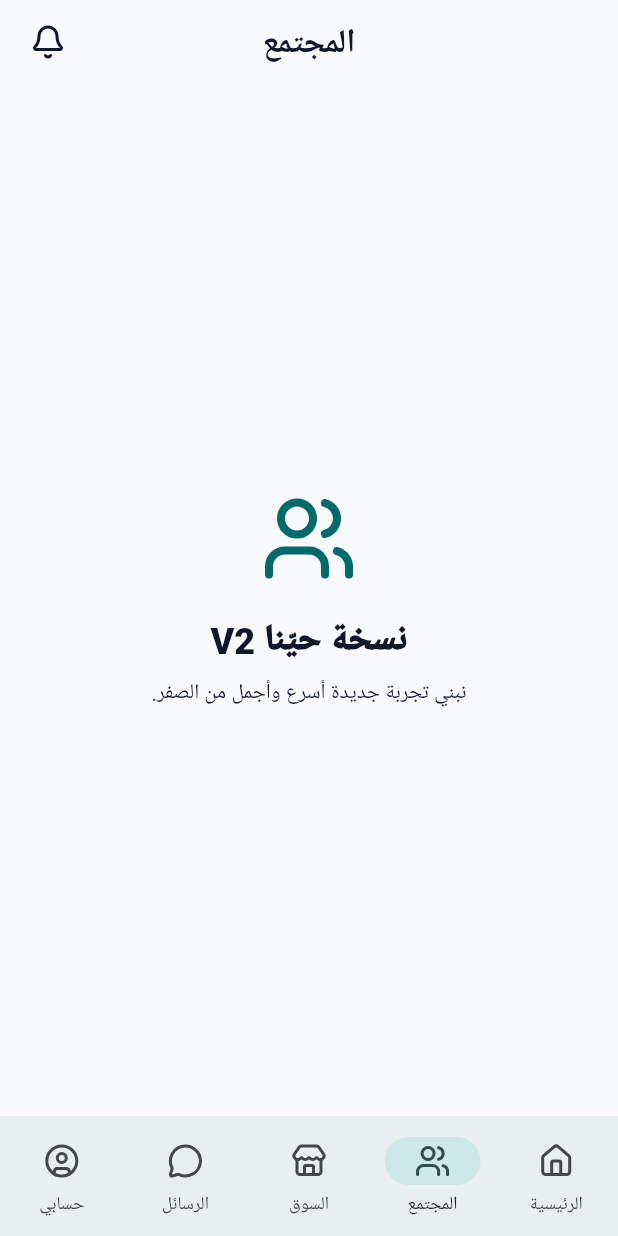
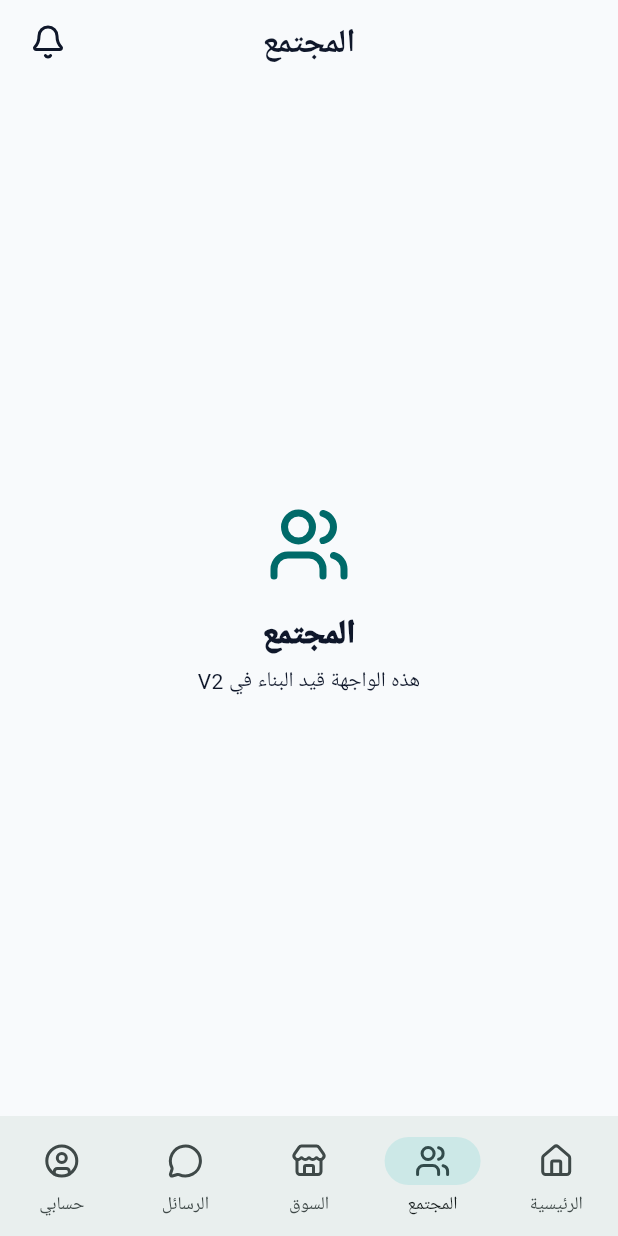
Before and after one commit to youef/hayyina_flutter_v2, a Flutter app: the screen it shows after launch, item 2 of the bottom bar chosen, on a phone screen of 412 x 824 dp. Run offline on Flutter 3.47's test engine with Material 3 defaults, Android fonts, the phone set to English and light mode, and no system bars; our stand-ins replace flutter_riverpod, go_router, google_fonts, lucide_icons, supabase_flutter; accounts and stored records are empty; Roboto replaces fonts that are missing (Tajawal).

Commit message:
feat: connect V2 shell to new home

```diff
--- a/lib/features/shell/presentation/shell_page.dart
+++ b/lib/features/shell/presentation/shell_page.dart
@@ -1,5 +1,6 @@
 import 'package:flutter/material.dart';
 import 'package:lucide_icons/lucide_icons.dart';
+import '../../home/presentation/home_page.dart';
 
 class ShellPage extends StatefulWidget {
   const ShellPage({super.key});
@@ -22,6 +23,13 @@ class _ShellPageState extends State<ShellPage> {
   @override
   Widget build(BuildContext context) {
     final current = pages[index];
+    final bodies = [
+      const HomePage(),
+      const _PlaceholderPage(title: 'المجتمع', icon: LucideIcons.users),
+      const _PlaceholderPage(title: 'السوق', icon: LucideIcons.store),
+      const _PlaceholderPage(title: 'الرسائل', icon: LucideIcons.messageCircle),
+      const _PlaceholderPage(title: 'حسابي', icon: LucideIcons.userCircle),
+    ];
 
     return Scaffold(
       appBar: AppBar(
@@ -31,18 +39,7 @@ class _ShellPageState extends State<ShellPage> {
           const SizedBox(width: 8),
         ],
       ),
-      body: Center(
-        child: Column(
-          mainAxisAlignment: MainAxisAlignment.center,
-          children: [
-            Icon(current.$2, size: 64, color: Theme.of(context).colorScheme.primary),
-            const SizedBox(height: 20),
-            Text('نسخة حيّنا V2', style: Theme.of(context).textTheme.headlineSmall?.copyWith(fontWeight: FontWeight.w900)),
-            const SizedBox(height: 8),
-            Text('نبني تجربة جديدة أسرع وأجمل من الصفر.', style: Theme.of(context).textTheme.bodyMedium),
-          ],
-        ),
-      ),
+      body: bodies[index],
       bottomNavigationBar: NavigationBar(
         selectedIndex: index,
         onDestinationSelected: (value) => setState(() => index = value),
@@ -54,3 +51,22 @@ class _ShellPageState extends State<ShellPage> {
     );
   }
 }
+
+class _PlaceholderPage extends StatelessWidget {
+  const _PlaceholderPage({required this.title, required this.icon});
+  final String title;
+  final IconData icon;
+
+  @override
+  Widget build(BuildContext context) {
+    return Center(
+      child: Column(mainAxisAlignment: MainAxisAlignment.center, children: [
+        Icon(icon, size: 56, color: Theme.of(context).colorScheme.primary),
+        const SizedBox(height: 16),
+        Text(title, style: const TextStyle(fontSize: 22, fontWeight: FontWeight.w900)),
+        const SizedBox(height: 6),
+        const Text('هذه الواجهة قيد البناء في V2'),
+      ]),
+    );
+  }
+}
```
